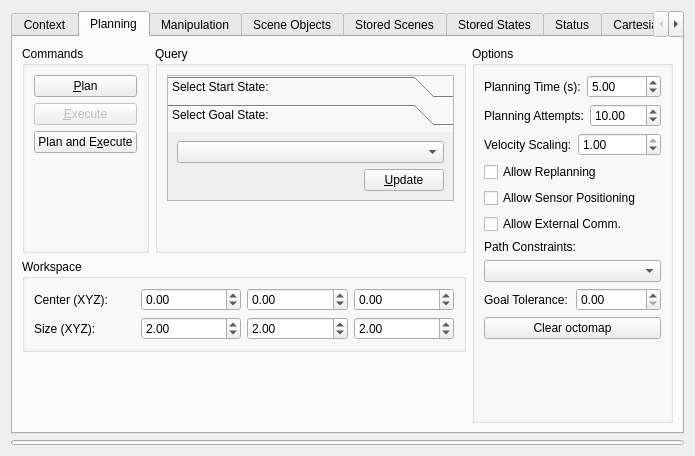
team-vigir/vigir_manipulation_planning, file vigir_moveit_rviz_ui/vigir_motion_planning_rviz_plugin/src/ui/motion_planning_rviz_plugin_frame.ui: the form before one commit.
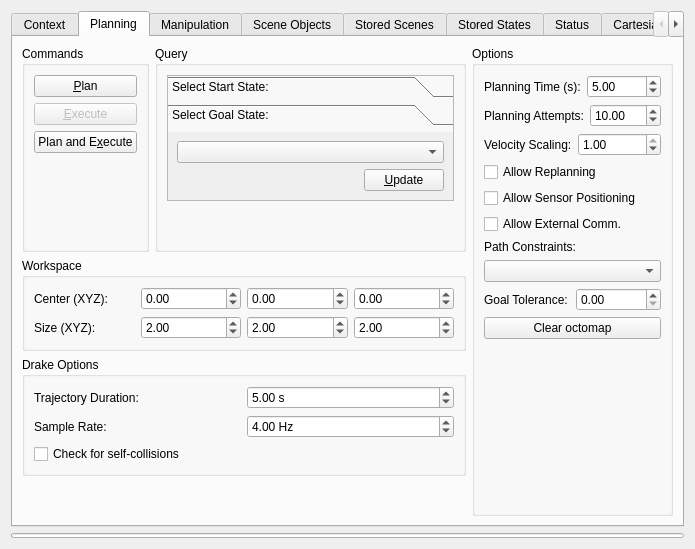
The form after the commit. The open tabs and pages were chosen to show the change.

Commit message: added drake options to regular planning

```diff
--- a/vigir_moveit_rviz_ui/vigir_motion_planning_rviz_plugin/src/ui/motion_planning_rviz_plugin_frame.ui
+++ b/vigir_moveit_rviz_ui/vigir_motion_planning_rviz_plugin/src/ui/motion_planning_rviz_plugin_frame.ui
@@ -7,7 +7,7 @@
     <x>0</x>
     <y>0</y>
     <width>695</width>
-    <height>456</height>
+    <height>549</height>
    </rect>
   </property>
   <property name="windowTitle">
@@ -543,6 +543,62 @@
            </layout>
           </widget>
          </item>
+         <item>
+          <widget class="QGroupBox" name="drake_options_groupbox">
+           <property name="minimumSize">
+            <size>
+             <width>0</width>
+             <height>0</height>
+            </size>
+           </property>
+           <property name="title">
+            <string>Drake Options</string>
+           </property>
+           <layout class="QGridLayout" name="gridLayout_21">
+            <item row="0" column="1">
+             <widget class="QDoubleSpinBox" name="drake_trajectory_duration_spinbox">
+              <property name="suffix">
+               <string> s</string>
+              </property>
+              <property name="value">
+               <double>5.000000000000000</double>
+              </property>
+             </widget>
+            </item>
+            <item row="1" column="1">
+             <widget class="QDoubleSpinBox" name="drake_sample_rate_spinbox">
+              <property name="suffix">
+               <string> Hz</string>
+              </property>
+              <property name="value">
+               <double>4.000000000000000</double>
+              </property>
+             </widget>
+            </item>
+            <item row="0" column="0">
+             <widget class="QLabel" name="drake_trajectory_duration_label">
+              <property name="text">
+               <string>Trajectory Duration:</string>
+              </property>
+             </widget>
+            </item>
+            <item row="1" column="0">
+             <widget class="QLabel" name="drake_sample_rate_label">
+              <property name="text">
+               <string>Sample Rate:</string>
+              </property>
+             </widget>
+            </item>
+            <item row="2" column="0" colspan="2">
+             <widget class="QCheckBox" name="drake_check_self_collisions_checkbox">
+              <property name="text">
+               <string>Check for self-collisions</string>
+              </property>
+             </widget>
+            </item>
+           </layout>
+          </widget>
+         </item>
          <item>
           <spacer name="verticalSpacer_3">
            <property name="orientation">
```
Left out of the diff: 4 changed lines with no effect on the pictures. The commit also changes 7 other files.
